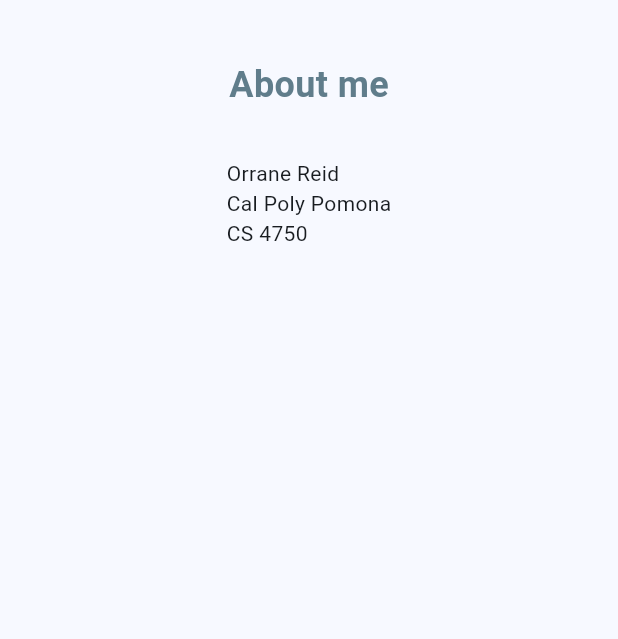
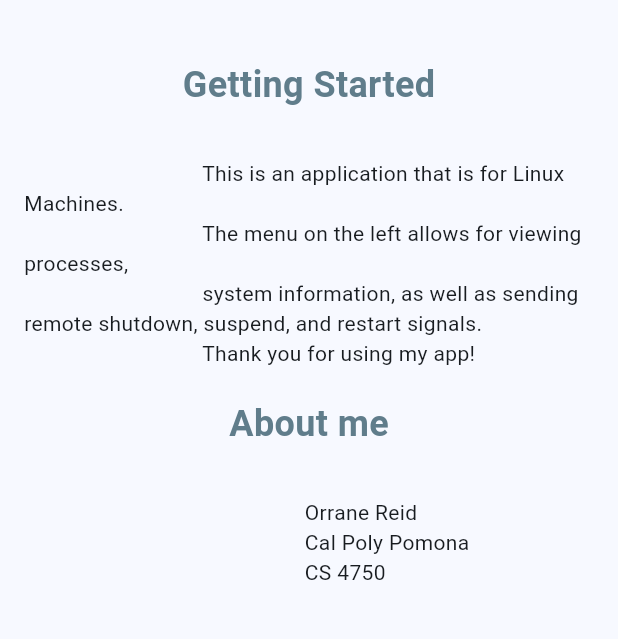
Before and after one commit to rainyday21/Seafloor, a Flutter app: the Home screen opened directly, on a phone screen of 412 x 824 dp, the part 113-752 px from its top. Run offline on Flutter 3.47's test engine with Material 2 defaults, Android fonts, the light colour scheme and no system bars; our stand-ins replace settings_ui; missing offline and left inert: ssh2.

Commit message:
added intro message

```diff
--- a/lib/pages/home.dart
+++ b/lib/pages/home.dart
@@ -38,6 +38,23 @@
                           mainAxisSize: MainAxisSize.max,
                           children: <Widget>[
                             Text(
+                              'Getting Started',
+                              style: TextStyle(
+                                fontSize: 24.0,
+                                fontWeight: FontWeight.bold,
+                                color: Colors.blueGrey,
+                              ),
+                            ),
+                            Padding(
+                              padding: EdgeInsets.all(16.0),
+                            ),
+                            Text('''
+                                This is an application that is for Linux Machines.
+                                The menu on the left allows for viewing processes,
+                                system information, as well as sending remote shutdown, suspend, and restart signals.
+                                Thank you for using my app!
+                                '''),
+                            Text(
                               'About me',
                               style: TextStyle(
                                 fontSize: 24.0,
@@ -49,10 +66,10 @@
                               padding: EdgeInsets.all(16.0),
                             ),
                             Text('''
-Orrane Reid
-Cal Poly Pomona
-CS 4750
-''')
+                            Orrane Reid
+                            Cal Poly Pomona
+                            CS 4750
+                                ''')
                           ],
                         ),
                       )),
```
